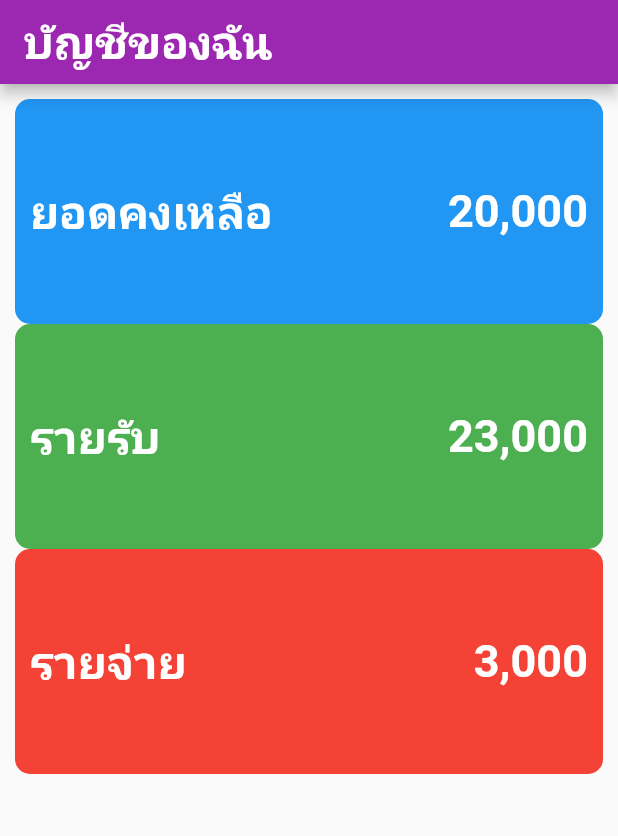
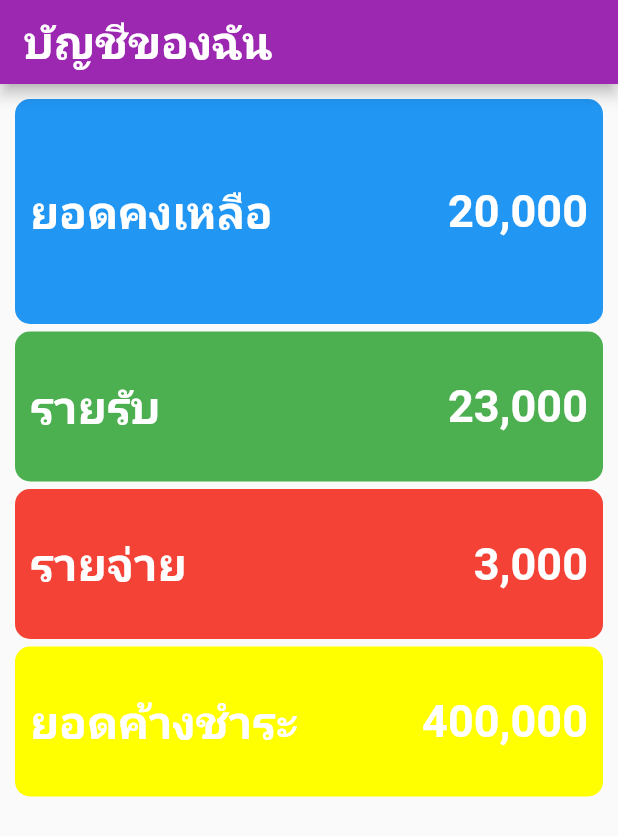
Before and after one commit to Somkairt/ProjectF, a Flutter app: the screen it shows after launch, on a phone screen of 412 x 824 dp. Shown: the top 836 px of the screen. Run offline on Flutter 3.47's test engine with Material 2 defaults, Android fonts, the phone set to English and light mode, and no system bars; missing offline and left inert: dart:html.

Commit message:
หน้าบัญชี 4

```diff
--- a/lib/main.dart
+++ b/lib/main.dart
@@ -71,12 +71,15 @@ class _mypageState extends State<mypage> {
                   ],
                 ),
               ),
+              SizedBox(
+                height: 5,
+              ),
               Container(
                 padding: const EdgeInsets.all(10.0),
                 decoration: BoxDecoration(
                     color: Colors.green,
                     borderRadius: BorderRadius.circular(10)),
-                height: 150,
+                height: 100,
                 child: Row(
                   children: [
                     Text(
@@ -97,11 +100,12 @@ class _mypageState extends State<mypage> {
                   ],
                 ),
               ),
+              SizedBox(height: 5),
               Container(
                 padding: const EdgeInsets.all(10.0),
                 decoration: BoxDecoration(
                     color: Colors.red, borderRadius: BorderRadius.circular(10)),
-                height: 150,
+                height: 100,
                 child: Row(
                   children: [
                     Text(
@@ -121,6 +125,33 @@ class _mypageState extends State<mypage> {
                     )
                   ],
                 ),
+              ),
+              SizedBox(height: 5),
+              Container(
+                padding: const EdgeInsets.all(10.0),
+                decoration: BoxDecoration(
+                    color: Colors.yellowAccent,
+                    borderRadius: BorderRadius.circular(10)),
+                height: 100,
+                child: Row(
+                  children: [
+                    Text(
+                      "ยอดค้างชำระ",
+                      style: TextStyle(
+                          fontSize: 30,
+                          color: Colors.white,
+                          fontWeight: FontWeight.bold),
+                    ),
+                    Expanded(
+                      child: Text("400,000",
+                          style: TextStyle(
+                              fontSize: 30,
+                              color: Colors.white,
+                              fontWeight: FontWeight.bold),
+                          textAlign: TextAlign.right),
+                    )
+                  ],
+                ),
               )
             ],
           ),
```
